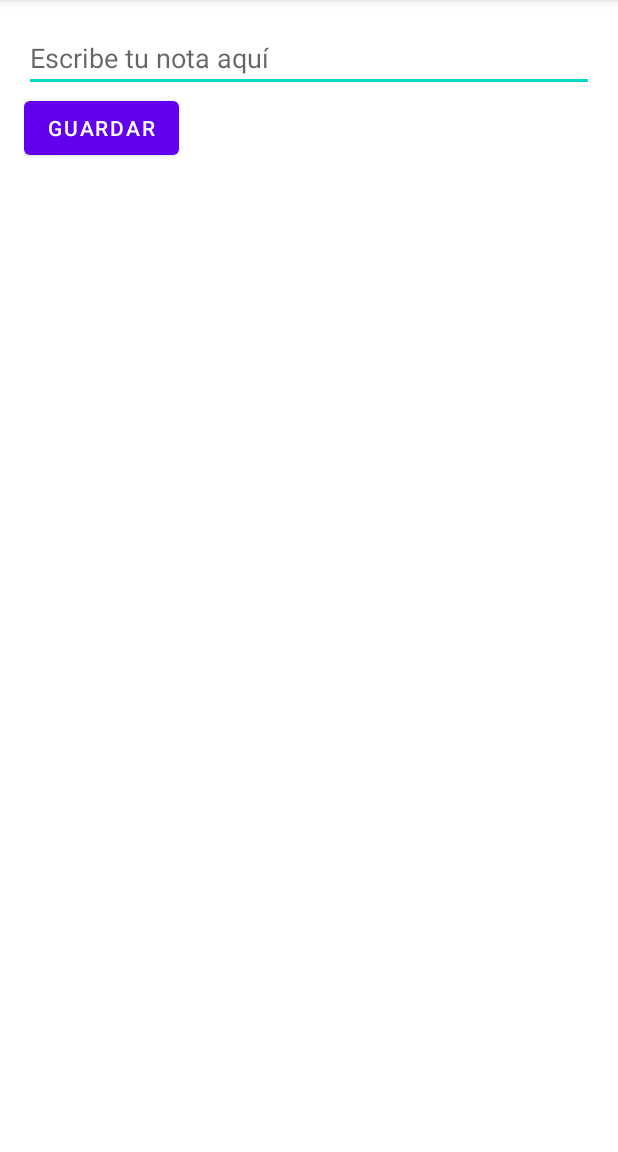
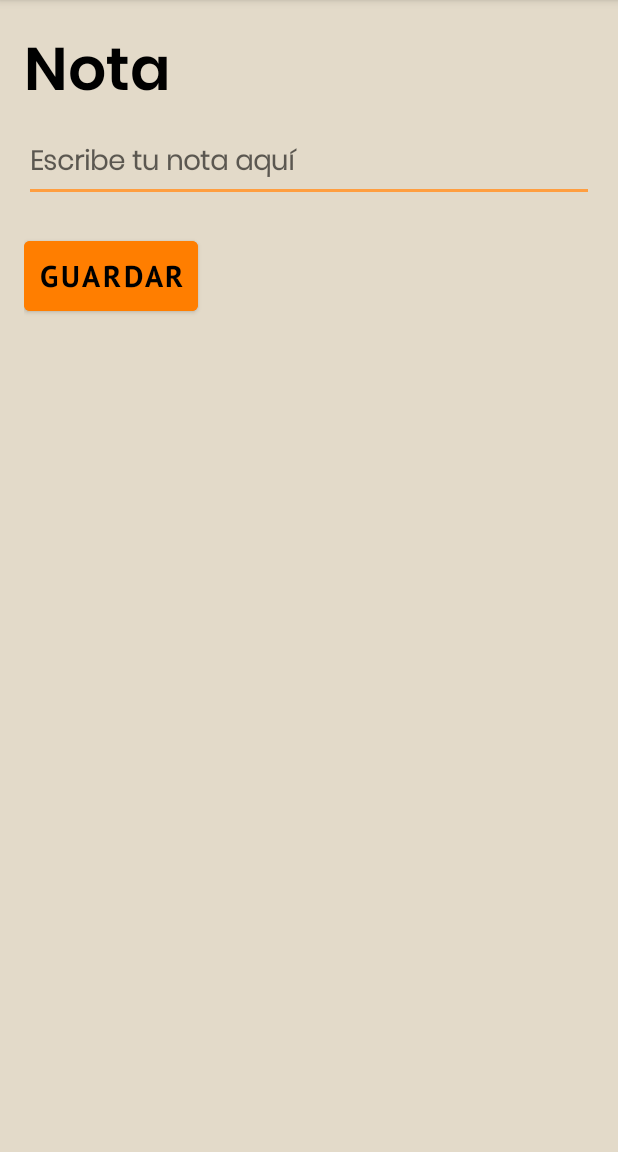
Before and after one commit to AJRiv/SemestralHuella, an Android app: the EditarNotas screen opened directly, with no data from a screen before it, on a phone screen of 412 x 824 dp, the part 84-1236 px from its top. Run offline under Robolectric (Android 15) with nearby library versions, the phone set to English and light mode, and no system bars.

Commit message:
Diseño de las paginas de login, notas, editar notas, registro

```diff
--- a/app/src/main/java/com/example/semestralhuella/Login.java
+++ b/app/src/main/java/com/example/semestralhuella/Login.java
@@ -75,7 +75,7 @@ public class Login extends AppCompatActivity {
                         // La autenticación biométrica fue exitosa
                         Intent intent = new Intent(Login.this, Notas.class);
                         startActivity(intent);
-                        Toast.makeText(getApplicationContext(), "Hola Derek, tas fuerte!", Toast.LENGTH_SHORT).show();
+                        Toast.makeText(getApplicationContext(), "Bienvenido", Toast.LENGTH_SHORT).show();
                     }
 
                     @Override
--- a/app/src/main/res/layout/activity_editar_notas.xml
+++ b/app/src/main/res/layout/activity_editar_notas.xml
@@ -2,19 +2,42 @@
 <RelativeLayout xmlns:android="http://schemas.android.com/apk/res/android"
     android:layout_width="match_parent"
     android:layout_height="match_parent"
-    android:padding="16dp">
+    android:padding="16dp"
+    android:background="#e3dac9">
 
+    <TextView
+        android:id="@+id/textView"
+        android:layout_width="wrap_content"
+        android:layout_height="wrap_content"
+        android:text="Nota"
+        android:fontFamily="@font/poppins_semibold"
+        android:textColor="@color/black"
+        android:textStyle="bold"
+        android:textSize="40sp"/>
     <EditText
         android:id="@+id/editTextNote"
         android:layout_width="match_parent"
         android:layout_height="wrap_content"
-        android:hint="Escribe tu nota aquí" />
+        android:layout_below="@+id/textView"
+        android:hint="Escribe tu nota aquí"
+        android:fontFamily="@font/poppins_light"
+        android:backgroundTint="#ff9e40"
+        android:textStyle="bold"
+        />
 
     <Button
         android:id="@+id/buttonSaveNote"
         android:layout_width="wrap_content"
         android:layout_height="wrap_content"
         android:layout_below="@id/editTextNote"
-        android:text="Guardar" />
+        android:layout_marginTop="20sp"
+        android:text="Guardar"
+        android:backgroundTint="#ff7e00"
+        android:fontFamily="@font/pt_sans_bold"
+        android:padding="10dp"
+        android:textColor="@android:color/black"
+        android:textSize="20sp"/>
+
+
 
 </RelativeLayout>
--- a/app/src/main/res/layout/activity_login.xml
+++ b/app/src/main/res/layout/activity_login.xml
@@ -49,9 +49,9 @@
         android:layout_height="wrap_content"
         android:fontFamily="@font/calistoga"
         android:gravity="center"
-        android:text="BIENVENIDO!"
+        android:text="Bienvenido a DataSafe!"
         android:textColor="@android:color/black"
-        android:textSize="30sp"
+        android:textSize="25sp"
         />
 
     <EditText
@@ -59,6 +59,7 @@
         android:layout_width="match_parent"
         android:layout_height="wrap_content"
         android:hint="Password"
+        android:fontFamily="@font/poppins_light"
         android:inputType="textPassword"
         android:backgroundTint="#ff9e40"
         />
--- a/app/src/main/res/layout/activity_main.xml
+++ b/app/src/main/res/layout/activity_main.xml
@@ -1,6 +1,5 @@
 <?xml version="1.0" encoding="utf-8"?>
 <androidx.constraintlayout.widget.ConstraintLayout xmlns:android="http://schemas.android.com/apk/res/android"
-    xmlns:app="http://schemas.android.com/apk/res-auto"
     xmlns:tools="http://schemas.android.com/tools"
     android:layout_width="match_parent"
     android:layout_height="match_parent"
--- a/app/src/main/res/values/colors.xml
+++ b/app/src/main/res/values/colors.xml
@@ -7,4 +7,7 @@
     <color name="teal_700">#FF018786</color>
     <color name="black">#FF000000</color>
     <color name="white">#FFFFFFFF</color>
+    <color name="naranja">#FFC890</color>
+    <color name="naranjaM">#F4A460</color>
+    <color name="amarillopastel">#EFA94A</color>
 </resources>
```
Also changed, not shown: app/src/main/AndroidManifest.xml (+8 -8 lines), app/src/main/java/com/example/semestralhuella/Notas.java (+6 -3 lines), app/src/main/res/layout/activity_notas.xml (+17 -3 lines), app/src/main/res/layout/activity_onboarding.xml (+52 -2 lines), app/src/main/res/font/poppins_light.ttf (added).
